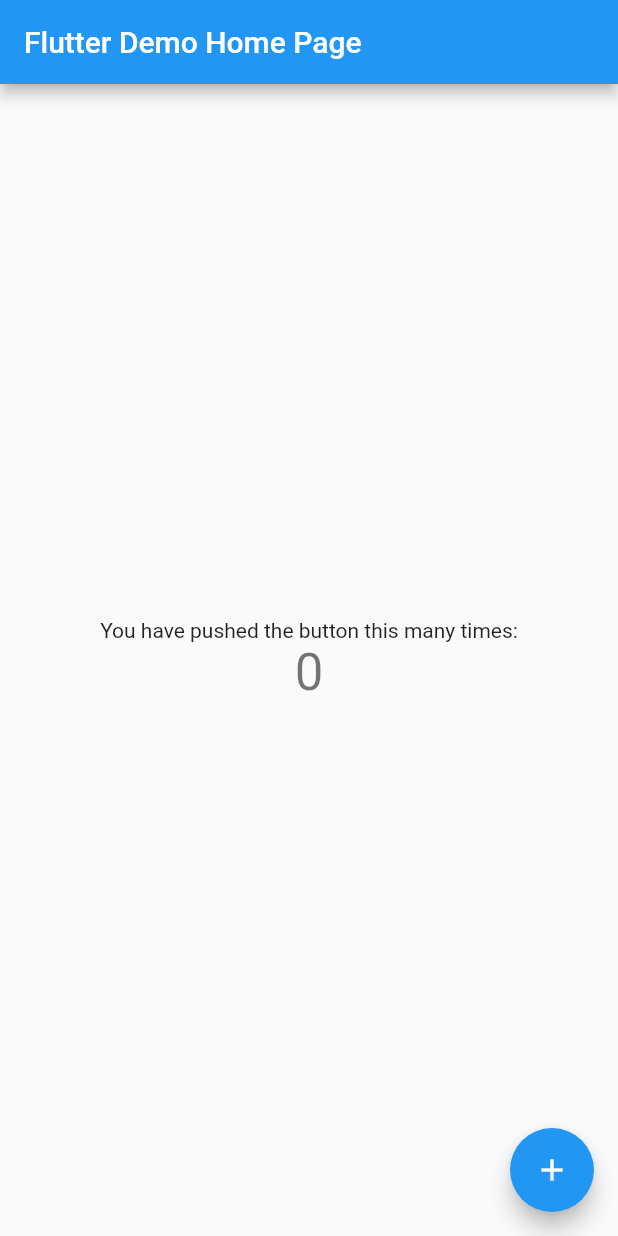
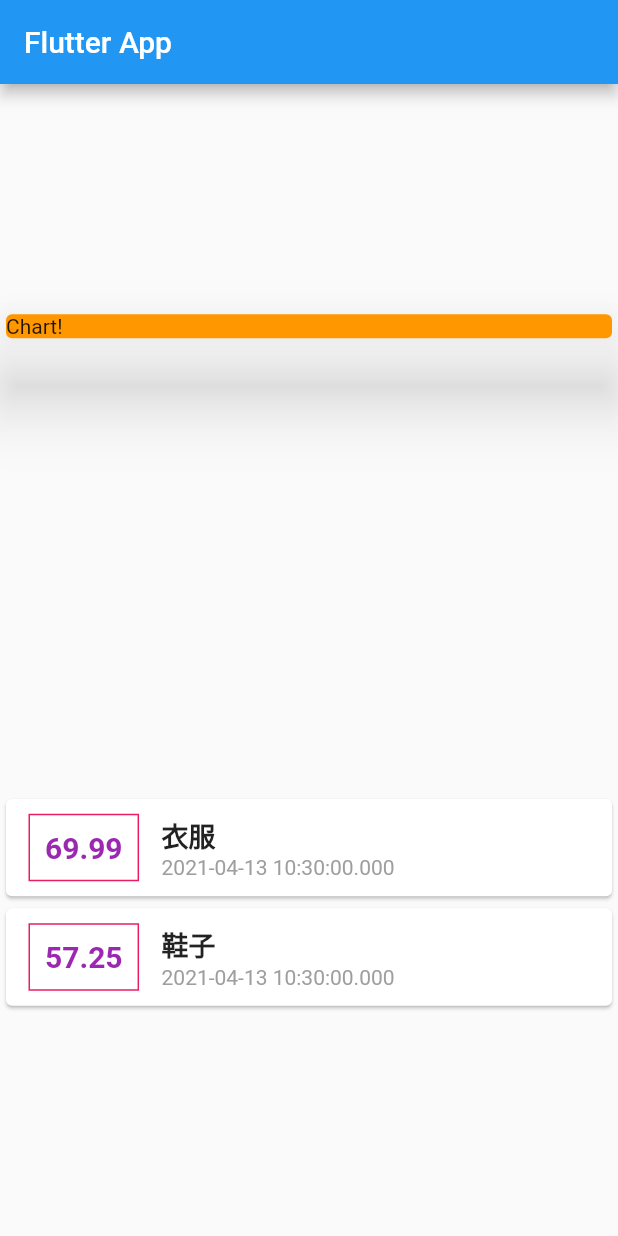
Before and after one commit to Liao-fung-min/flutter_APP, a Flutter app: the screen it shows after launch, on a phone screen of 412 x 824 dp. Run offline on Flutter 3.47's test engine with Material 2 defaults, Android fonts, the phone set to English and light mode, and no system bars.

Commit message:
feature about shopping app

```diff
--- a/personal_express_app/lib/main.dart
+++ b/personal_express_app/lib/main.dart
@@ -1,113 +1,97 @@
 import 'package:flutter/material.dart';
+import './transaction.dart';
 
-void main() {
-  runApp(MyApp());
-}
+void main() => runApp(MyApp());
 
 class MyApp extends StatelessWidget {
-  // This widget is the root of your application.
   @override
   Widget build(BuildContext context) {
     return MaterialApp(
-      title: 'Flutter Demo',
-      theme: ThemeData(
-        // This is the theme of your application.
-        //
-        // Try running your application with "flutter run". You'll see the
-        // application has a blue toolbar. Then, without quitting the app, try
-        // changing the primarySwatch below to Colors.green and then invoke
-        // "hot reload" (press "r" in the console where you ran "flutter run",
-        // or simply save your changes to "hot reload" in a Flutter IDE).
-        // Notice that the counter didn't reset back to zero; the application
-        // is not restarted.
-        primarySwatch: Colors.blue,
-      ),
-      home: MyHomePage(title: 'Flutter Demo Home Page'),
+      title: 'Flutter App',
+      home: MyHomePage(),
     );
   }
 }
 
-class MyHomePage extends StatefulWidget {
-  MyHomePage({Key key, this.title}) : super(key: key);
-
-  // This widget is the home page of your application. It is stateful, meaning
-  // that it has a State object (defined below) that contains fields that affect
-  // how it looks.
-
-  // This class is the configuration for the state. It holds the values (in this
-  // case the title) provided by the parent (in this case the App widget) and
-  // used by the build method of the State. Fields in a Widget subclass are
-  // always marked "final".
-
-  final String title;
-
-  @override
-  _MyHomePageState createState() => _MyHomePageState();
-}
-
-class _MyHomePageState extends State<MyHomePage> {
-  int _counter = 0;
-
-  void _incrementCounter() {
-    setState(() {
-      // This call to setState tells the Flutter framework that something has
-      // changed in this State, which causes it to rerun the build method below
-      // so that the display can reflect the updated values. If we changed
-      // _counter without calling setState(), then the build method would not be
-      // called again, and so nothing would appear to happen.
-      _counter++;
-    });
-  }
-
+class MyHomePage extends StatelessWidget {
+  final List<Transaction> transcation = [
+    Transaction(
+      id: 'tl',
+      title: '衣服',
+      amount: 69.99,
+      date: DateTime.now(),
+    ),
+    Transaction(
+      id: 't2',
+      title: '鞋子',
+      amount: 57.25,
+      date: DateTime.now(),
+    ),
+  ];
   @override
   Widget build(BuildContext context) {
-    // This method is rerun every time setState is called, for instance as done
-    // by the _incrementCounter method above.
-    //
-    // The Flutter framework has been optimized to make rerunning build methods
-    // fast, so that you can just rebuild anything that needs updating rather
-    // than having to individually change instances of widgets.
     return Scaffold(
       appBar: AppBar(
-        // Here we take the value from the MyHomePage object that was created by
-        // the App.build method, and use it to set our appbar title.
-        title: Text(widget.title),
+        title: Text('Flutter App'),
       ),
-      body: Center(
-        // Center is a layout widget. It takes a single child and positions it
-        // in the middle of the parent.
-        child: Column(
-          // Column is also a layout widget. It takes a list of children and
-          // arranges them vertically. By default, it sizes itself to fit its
-          // children horizontally, and tries to be as tall as its parent.
-          //
-          // Invoke "debug painting" (press "p" in the console, choose the
-          // "Toggle Debug Paint" action from the Flutter Inspector in Android
-          // Studio, or the "Toggle Debug Paint" command in Visual Studio Code)
-          // to see the wireframe for each widget.
-          //
-          // Column has various properties to control how it sizes itself and
-          // how it positions its children. Here we use mainAxisAlignment to
-          // center the children vertically; the main axis here is the vertical
-          // axis because Columns are vertical (the cross axis would be
-          // horizontal).
-          mainAxisAlignment: MainAxisAlignment.center,
+      body: Column(
+        mainAxisAlignment: MainAxisAlignment.spaceAround,
+        crossAxisAlignment: CrossAxisAlignment.stretch,
+        children: <Widget>[
+          Container(
+            width: double.infinity,
+            child: Card(
+              color: Colors.orange,
+              child: Text('Chart!'),
+              elevation: 20,
+            ),
+          ),
+          Column(
+            children: transcation.map((tx) {
+              return Card(
+                child: Row(
+                  children: <Widget>[
+                    //針對container裡面的字做css的設計
+                    Container(
+                      margin: EdgeInsets.symmetric(
+                        vertical: 10,
+                        horizontal: 15,
+                      ),
+                      decoration: BoxDecoration(
+                        border: Border.all(color: Colors.pink, width: 1),
+                      ),
+                      padding: EdgeInsets.all(10),
+                      child: Text(
+                        tx.amount.toString(),
+                        style: TextStyle(
+                          fontWeight: FontWeight.bold,
+                          fontSize: 20,
+                          color: Colors.purple,
+                        ),
+                      ),
+                    ),
+                    Column(
+                      //向左靠齊
+                      crossAxisAlignment: CrossAxisAlignment.start,
                       children: <Widget>[
                         Text(
-              'You have pushed the button this many times:',
+                          tx.title,
+                          style: TextStyle(
+                              fontSize: 18, fontWeight: FontWeight.bold),
                         ),
                         Text(
-              '$_counter',
-              style: Theme.of(context).textTheme.headline4,
+                          tx.date.toString(),
+                          style: TextStyle(color: Colors.grey),
                         ),
                       ],
                     ),
+                  ],
                 ),
-      floatingActionButton: FloatingActionButton(
-        onPressed: _incrementCounter,
-        tooltip: 'Increment',
-        child: Icon(Icons.add),
-      ), // This trailing comma makes auto-formatting nicer for build methods.
+              );
+            }).toList(),
+          ),
+        ],
+      ),
     );
   }
 }
--- /dev/null
+++ b/personal_express_app/lib/transaction.dart
@@ -0,0 +1,15 @@
+import 'package:flutter/foundation.dart';
+
+class Transaction {
+  final String id;
+  final String title;
+  final double amount;
+  final DateTime date;
+
+  Transaction({
+    @required this.id,
+    @required this.title,
+    @required this.amount,
+    @required this.date,
+  });
+}
```
Lines whose indentation alone changed are shown as unchanged.
